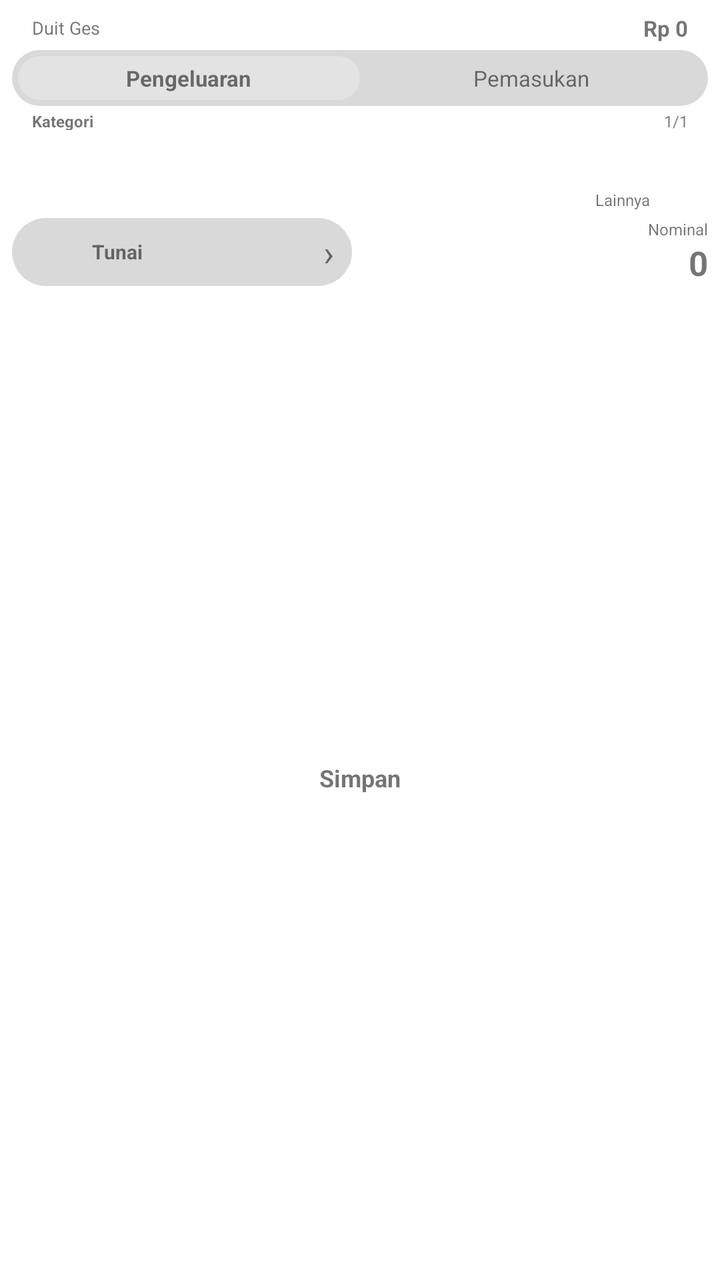
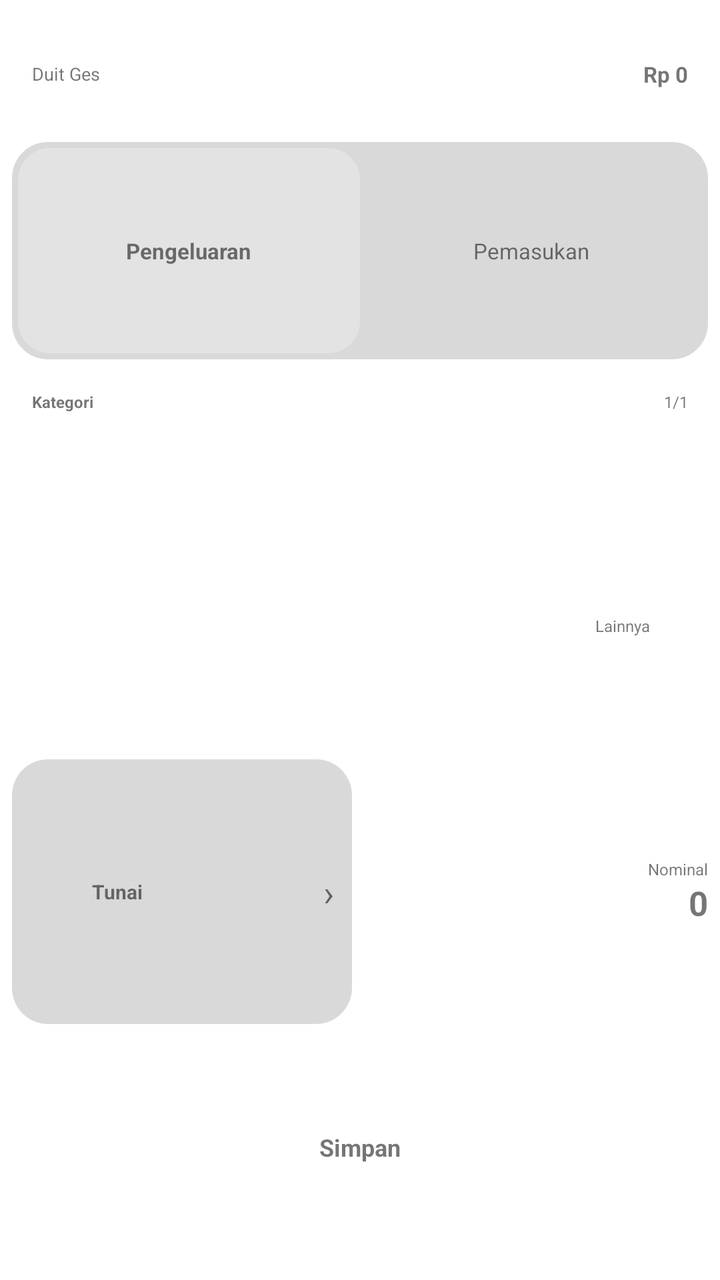

Two renders of the same Android screen: before a commit and after it. Below are the layout's source before the change and the commit's diff.
<!-- AndroidManifest.xml: fallback theme Theme.MaterialComponents.DayNight.NoActionBar -->
<!-- res/layout/saldo_widget_medium.xml -->
<?xml version="1.0" encoding="utf-8"?>
<FrameLayout xmlns:android="http://schemas.android.com/apk/res/android"
    android:id="@+id/widget_root"
    android:layout_width="match_parent"
    android:layout_height="match_parent">

    <ImageView
        android:id="@+id/widget_background"
        android:layout_width="match_parent"
        android:layout_height="match_parent"
        android:contentDescription="@null"
        android:scaleType="fitXY" />

    <LinearLayout
        android:layout_width="match_parent"
        android:layout_height="match_parent"
        android:orientation="vertical"
        android:padding="6dp">

        <LinearLayout
            android:layout_width="match_parent"
            android:layout_height="16dp"
            android:layout_marginHorizontal="10dp"
            android:gravity="center_vertical"
            android:orientation="horizontal">

            <TextView
                android:id="@+id/widget_bulan"
                android:layout_width="wrap_content"
                android:layout_height="wrap_content"
                android:maxLines="1"
                android:text="Duit Ges"
                android:textSize="9sp" />

            <TextView
                android:id="@+id/widget_status"
                android:layout_width="0dp"
                android:layout_height="wrap_content"
                android:layout_marginStart="8dp"
                android:layout_weight="1"
                android:gravity="center"
                android:maxLines="1"
                android:textSize="8sp" />

            <TextView
                android:id="@+id/widget_saldo"
                android:layout_width="wrap_content"
                android:layout_height="wrap_content"
                android:maxLines="1"
                android:text="Rp 0"
                android:textSize="11sp"
                android:textStyle="bold" />
        </LinearLayout>

        <LinearLayout
            android:layout_width="match_parent"
            android:layout_height="28dp"
            android:layout_marginTop="3dp"
            android:background="@drawable/widget_panel_bg"
            android:orientation="horizontal"
            android:padding="3dp">

            <TextView
                android:id="@+id/widget_type_expense"
                android:layout_width="0dp"
                android:layout_height="match_parent"
                android:layout_weight="1"
                android:background="@drawable/widget_tab_selected"
                android:contentDescription="Pilih pengeluaran"
                android:gravity="center"
                android:text="Pengeluaran"
                android:textSize="11sp"
                android:textStyle="bold" />

            <TextView
                android:id="@+id/widget_type_income"
                android:layout_width="0dp"
                android:layout_height="match_parent"
                android:layout_weight="1"
                android:contentDescription="Pilih pemasukan"
                android:gravity="center"
                android:text="Pemasukan"
                android:textSize="11sp" />
        </LinearLayout>

        <LinearLayout
            android:layout_width="match_parent"
            android:layout_height="10dp"
            android:layout_marginHorizontal="10dp"
            android:layout_marginTop="2dp"
            android:gravity="center_vertical"
            android:orientation="horizontal">

            <TextView
                android:id="@+id/widget_category_title"
                android:layout_width="0dp"
                android:layout_height="wrap_content"
                android:layout_weight="1"
                android:text="Kategori"
                android:textSize="8sp"
                android:textStyle="bold" />

            <TextView
                android:id="@+id/widget_category_page"
                android:layout_width="wrap_content"
                android:layout_height="wrap_content"
                android:text="1/1"
                android:textSize="8sp" />
        </LinearLayout>

        <LinearLayout
            android:layout_width="match_parent"
            android:layout_height="40dp"
            android:layout_marginTop="1dp"
            android:gravity="center"
            android:orientation="horizontal"
            android:paddingHorizontal="10dp">

            <LinearLayout android:id="@+id/widget_category_0" style="@style/WidgetCategory">
                <ImageView android:id="@+id/widget_category_icon_0" style="@style/WidgetCategoryIconMedium" />
                <TextView android:id="@+id/widget_category_label_0" style="@style/WidgetCategoryLabelMedium" />
            </LinearLayout>

            <LinearLayout android:id="@+id/widget_category_1" style="@style/WidgetCategory">
                <ImageView android:id="@+id/widget_category_icon_1" style="@style/WidgetCategoryIconMedium" />
                <TextView android:id="@+id/widget_category_label_1" style="@style/WidgetCategoryLabelMedium" />
            </LinearLayout>

            <LinearLayout android:id="@+id/widget_category_2" style="@style/WidgetCategory">
                <ImageView android:id="@+id/widget_category_icon_2" style="@style/WidgetCategoryIconMedium" />
                <TextView android:id="@+id/widget_category_label_2" style="@style/WidgetCategoryLabelMedium" />
            </LinearLayout>

            <LinearLayout android:id="@+id/widget_category_3" style="@style/WidgetCategory">
                <ImageView android:id="@+id/widget_category_icon_3" style="@style/WidgetCategoryIconMedium" />
                <TextView android:id="@+id/widget_category_label_3" style="@style/WidgetCategoryLabelMedium" />
            </LinearLayout>

            <LinearLayout
                android:id="@+id/widget_category_next"
                style="@style/WidgetCategory"
                android:contentDescription="Kategori berikutnya">
                <ImageView android:id="@+id/widget_category_next_icon" style="@style/WidgetCategoryIconMedium" />
                <TextView
                    android:id="@+id/widget_category_next_label"
                    style="@style/WidgetCategoryLabelMedium"
                    android:text="Lainnya" />
            </LinearLayout>
        </LinearLayout>

        <LinearLayout
            android:id="@+id/widget_nominal"
            android:layout_width="match_parent"
            android:layout_height="34dp"
            android:layout_marginTop="3dp"
            android:gravity="center_vertical"
            android:orientation="horizontal">

            <LinearLayout
                android:id="@+id/widget_wallet"
                android:layout_width="0dp"
                android:layout_height="match_parent"
                android:layout_weight="1"
                android:background="@drawable/widget_panel_bg"
                android:contentDescription="Ganti dompet"
                android:gravity="center_vertical"
                android:orientation="horizontal"
                android:paddingHorizontal="9dp">

                <ImageView
                    android:id="@+id/widget_wallet_icon"
                    android:layout_width="24dp"
                    android:layout_height="24dp"
                    android:contentDescription="@null" />

                <TextView
                    android:id="@+id/widget_wallet_label"
                    android:layout_width="0dp"
                    android:layout_height="wrap_content"
                    android:layout_marginStart="7dp"
                    android:layout_weight="1"
                    android:ellipsize="end"
                    android:maxLines="1"
                    android:text="Tunai"
                    android:textSize="10sp"
                    android:textStyle="bold" />

                <TextView
                    android:id="@+id/widget_wallet_arrow"
                    android:layout_width="wrap_content"
                    android:layout_height="wrap_content"
                    android:text="›"
                    android:textSize="18sp" />
            </LinearLayout>

            <LinearLayout
                android:layout_width="0dp"
                android:layout_height="match_parent"
                android:layout_marginStart="8dp"
                android:layout_weight="1"
                android:gravity="center_vertical|end"
                android:orientation="vertical">

                <TextView
                    android:id="@+id/widget_amount_label"
                    android:layout_width="wrap_content"
                    android:layout_height="wrap_content"
                    android:text="Nominal"
                    android:textSize="8sp" />

                <TextView
                    android:id="@+id/widget_amount"
                    android:layout_width="wrap_content"
                    android:layout_height="wrap_content"
                    android:ellipsize="start"
                    android:maxLines="1"
                    android:text="0"
                    android:textSize="17sp"
                    android:textStyle="bold" />
            </LinearLayout>
        </LinearLayout>

        <FrameLayout
            android:layout_width="match_parent"
            android:layout_height="0dp"
            android:layout_marginHorizontal="2dp"
            android:layout_marginTop="3dp"
            android:layout_marginBottom="2dp"
            android:layout_weight="1">

            <ImageView
                android:id="@+id/widget_save_background"
                android:layout_width="match_parent"
                android:layout_height="match_parent"
                android:contentDescription="@null"
                android:scaleType="fitXY" />

            <TextView
                android:id="@+id/widget_save"
                android:layout_width="match_parent"
                android:layout_height="match_parent"
                android:contentDescription="Simpan transaksi"
                android:gravity="center"
                android:text="Simpan"
                android:textSize="12sp"
                android:textStyle="bold" />
        </FrameLayout>
    </LinearLayout>
</FrameLayout>
<!-- resources referenced by this layout -->
<resources>
  <!-- drawable widget_panel_bg (drawable) -->
  <?xml version="1.0" encoding="utf-8"?>
  <shape xmlns:android="http://schemas.android.com/apk/res/android" android:shape="rectangle">
      <corners android:radius="18dp" />
      <solid android:color="#26000000" />
  </shape>
  <!-- drawable widget_tab_selected (drawable) -->
  <?xml version="1.0" encoding="utf-8"?>
  <shape xmlns:android="http://schemas.android.com/apk/res/android" android:shape="rectangle">
      <corners android:radius="16dp" />
      <solid android:color="#40FFFFFF" />
  </shape>
  <style name="WidgetCategory">
          <item name="android:layout_width">0dp</item>
          <item name="android:layout_height">match_parent</item>
          <item name="android:layout_weight">1</item>
          <item name="android:gravity">center</item>
          <item name="android:orientation">vertical</item>
      </style>
  <style name="WidgetCategoryIconMedium">
          <item name="android:layout_width">28dp</item>
          <item name="android:layout_height">28dp</item>
      </style>
  <style name="WidgetCategoryLabelMedium" parent="WidgetCategoryLabel">
          <item name="android:layout_height">12dp</item>
          <item name="android:textSize">8sp</item>
      </style>
  <style name="WidgetCategoryLabel">
          <item name="android:layout_width">match_parent</item>
          <item name="android:layout_height">20dp</item>
          <item name="android:ellipsize">end</item>
          <item name="android:gravity">center</item>
          <item name="android:maxLines">1</item>
          <item name="android:textSize">9sp</item>
      </style>
</resources>

<!-- the commit's change to res/layout/saldo_widget_medium.xml (unified diff, before → after) -->
@@ -19,7 +19,8 @@
 
         <LinearLayout
             android:layout_width="match_parent"
-            android:layout_height="16dp"
+            android:layout_height="0dp"
+            android:layout_weight="16"
             android:layout_marginHorizontal="10dp"
             android:gravity="center_vertical"
             android:orientation="horizontal">
@@ -54,7 +55,8 @@
 
         <LinearLayout
             android:layout_width="match_parent"
-            android:layout_height="28dp"
+            android:layout_height="0dp"
+            android:layout_weight="28"
             android:layout_marginTop="3dp"
             android:background="@drawable/widget_panel_bg"
             android:orientation="horizontal"
@@ -85,7 +87,8 @@
 
         <LinearLayout
             android:layout_width="match_parent"
-            android:layout_height="10dp"
+            android:layout_height="0dp"
+            android:layout_weight="10"
             android:layout_marginHorizontal="10dp"
             android:layout_marginTop="2dp"
             android:gravity="center_vertical"
@@ -110,7 +113,8 @@
 
         <LinearLayout
             android:layout_width="match_parent"
-            android:layout_height="40dp"
+            android:layout_height="0dp"
+            android:layout_weight="40"
             android:layout_marginTop="1dp"
             android:gravity="center"
             android:orientation="horizontal"
@@ -151,7 +155,8 @@
         <LinearLayout
             android:id="@+id/widget_nominal"
             android:layout_width="match_parent"
-            android:layout_height="34dp"
+            android:layout_height="0dp"
+            android:layout_weight="34"
             android:layout_marginTop="3dp"
             android:gravity="center_vertical"
             android:orientation="horizontal">
@@ -226,7 +231,7 @@
             android:layout_marginHorizontal="2dp"
             android:layout_marginTop="3dp"
             android:layout_marginBottom="2dp"
-            android:layout_weight="1">
+            android:layout_weight="30">
 
             <ImageView
                 android:id="@+id/widget_save_background"
